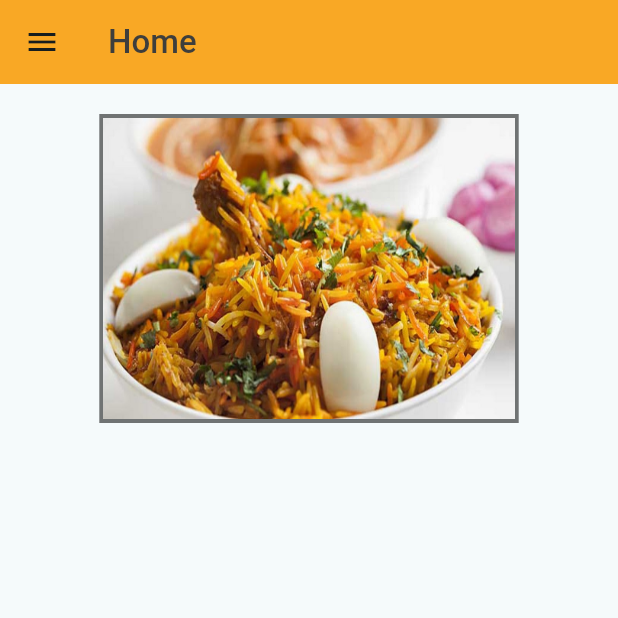
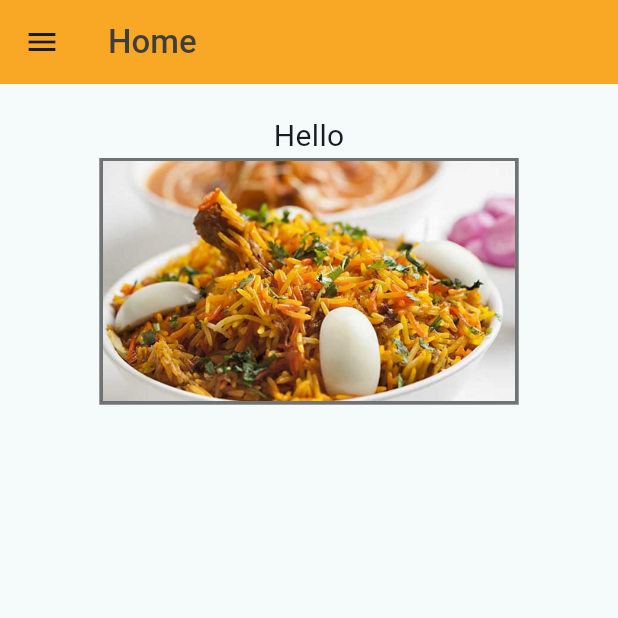
Before and after one commit to wxiaoxuan/jiak_users_app, a Flutter app: the Homepage screen opened directly, on a phone screen of 412 x 824 dp, the top half of it. Run offline on Flutter 3.47's test engine with Material 2 defaults, Android fonts, the light colour scheme and no system bars; drawn by our look-alikes of carousel_slider; our stand-ins replace geocoding, geolocator, shared_preferences; missing offline and left inert: bcrypt, mongo_dart; accounts and stored records are empty.

Commit message:
Change Homepage's ListView.builder to CustomScrollView / SliverList

```diff
--- a/lib/pages/homepage.dart
+++ b/lib/pages/homepage.dart
@@ -54,26 +54,36 @@ class _HomepageState extends State<Homepage> {
     return Scaffold(
       appBar: AppBar(
         backgroundColor: Colors.yellow[800],
-        // backgroundColor: const Color(0xfff5c43a),
         title: const Text('Home'),
         titleTextStyle: const TextStyle(
           color: Color(0xff3e3e3c),
           fontSize: 22.0,
-            fontWeight: FontWeight.w500),
+          fontWeight: FontWeight.w500,
+        ),
         automaticallyImplyLeading: true,
       ),
       drawer: const CustomDrawer(),
-      body: Column(
+      body: CustomScrollView(
+        slivers: [
+          SliverToBoxAdapter(
+            child: Padding(
+              padding: const EdgeInsets.symmetric(vertical: 20.0),
+              child: Column(
                 children: [
-          Padding(
-            padding: const EdgeInsets.symmetric(vertical: 20.0),
-            child: CarouselSlider(
+                  const Text(
+                    'Hello',
+                    style: TextStyle(
+                      fontSize: 20.0,
+                    ),
+                  ),
+                  CarouselSlider(
                     items: items.map((index) {
                       return Builder(builder: (BuildContext context) {
                         return Container(
                           width: MediaQuery.of(context).size.width,
                           margin: const EdgeInsets.symmetric(horizontal: 25.0),
-                    decoration: const BoxDecoration(color: Colors.black54),
+                          decoration:
+                              const BoxDecoration(color: Colors.black54),
                           child: Padding(
                             padding: const EdgeInsets.all(2.5),
                             child: Image.asset(index, fit: BoxFit.fill),
@@ -82,8 +92,7 @@ class _HomepageState extends State<Homepage> {
                       });
                     }).toList(),
                     options: CarouselOptions(
-// Take up 1/4 of the screen height
-                height: MediaQuery.of(context).size.height * 0.25,
+                      height: MediaQuery.of(context).size.height * 0.20,
                       aspectRatio: 16 / 9,
                       viewportFraction: 0.8,
                       initialPage: 0,
@@ -91,27 +100,20 @@ class _HomepageState extends State<Homepage> {
                       reverse: false,
                       autoPlay: true,
                       autoPlayInterval: const Duration(seconds: 3),
-                autoPlayAnimationDuration: const Duration(milliseconds: 500),
+                      autoPlayAnimationDuration:
+                          const Duration(milliseconds: 500),
                       autoPlayCurve: Curves.decelerate,
                       enlargeCenterPage: true,
                       scrollDirection: Axis.horizontal,
                     ),
                   ),
+                ],
               ),
-          // Padding(
-          //   padding: const EdgeInsets.all(16.0),
-          //   child: ElevatedButton(
-          //     onPressed: () {
-          //       retrieveSellerInformation();
-          //     },
-          //     child: const Text('Sellers'),
-          //   ),
-          // ),
-          // Display Seller Info in Containers
-          Expanded(
-              child: ListView.builder(
-            itemCount: sellerList.length,
-            itemBuilder: (BuildContext context, int index) {
+            ),
+          ),
+          SliverList(
+            delegate: SliverChildBuilderDelegate(
+              (BuildContext context, int index) {
                 final seller = sellerList[index];
                 Uint8List? imageBytes;
                 String? filename;
@@ -203,41 +205,11 @@ class _HomepageState extends State<Homepage> {
                   ),
                 );
               },
-          )),
+              childCount: sellerList.length,
+            ),
+          ),
         ],
       ),
     );
   }
 }
-
-// CarouselSlider(
-// items: items.map((index) {
-// return Builder(builder: (BuildContext context) {
-// return Container(
-// width: MediaQuery.of(context).size.width,
-// margin: const EdgeInsets.symmetric(horizontal: 25.0),
-// decoration: const BoxDecoration(color: Colors.black54),
-// child: Padding(
-// padding: const EdgeInsets.all(2.5),
-// child: Image.asset(index, fit: BoxFit.fill),
-// ),
-// );
-// });
-// }).toList(),
-// options: CarouselOptions(
-// // Take up 1/4 of the screen height
-// // height: MediaQuery.of(context).size.height * 0.15,
-// aspectRatio: 16 / 9,
-// viewportFraction: 0.8,
-// initialPage: 0,
-// enableInfiniteScroll: true,
-// reverse: false,
-// autoPlay: true,
-// autoPlayInterval: const Duration(seconds: 3),
-// autoPlayAnimationDuration:
-// const Duration(milliseconds: 500),
-// autoPlayCurve: Curves.decelerate,
-// enlargeCenterPage: true,
-// scrollDirection: Axis.horizontal,
-// ),
-// ),
```
Also changed, not shown: 4 other files. Lines whose indentation alone changed are shown as unchanged.
